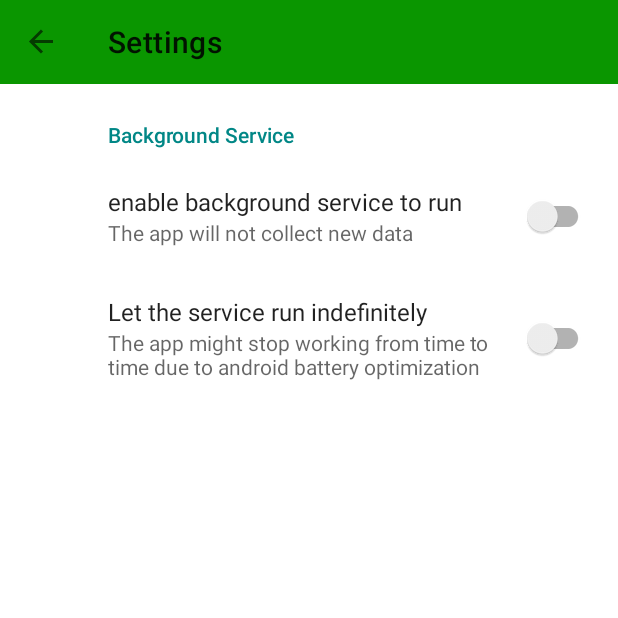
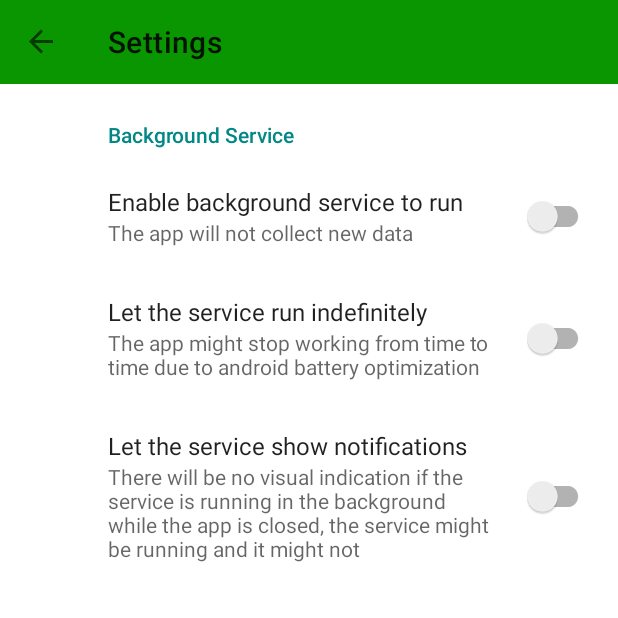
Before and after one commit to MichaelMilich/MyPhoneAndIApp, an Android app: the screen it shows after launch (MainActivity), in the side drawer, after a tap on "settings", on a phone screen of 412 x 824 dp, the top half of it. Run offline under Robolectric (Android 15) with nearby library versions, the phone set to English and light mode, and no system bars; our stand-ins replace Dagger/Hilt's generated code, Room's generated code, androidx.preference, data binding, navigation-ui.

Commit message:
Introduced Hilt into the project. Also implemented a Loging mechanism that logs my prints for later inspection.
Open topics:
1) Still didn't fix the SettingsFragment - need to adress it!
2) The app probably still will shutdown in random places, need to place Mlog.e() at crucial points to have better logs.

```diff
--- a/app/build.gradle
+++ b/app/build.gradle
@@ -11,7 +11,7 @@ android {
 
     defaultConfig {
         applicationId "millich.michael.myphoneandi"
-        minSdk 26
+        minSdk 29
         targetSdk 34
         versionCode 5
         versionName "1.0.5"
--- a/app/src/main/AndroidManifest.xml
+++ b/app/src/main/AndroidManifest.xml
@@ -25,8 +25,12 @@
         </activity>
 
         <service android:name=".background.MyService"
+            android:foregroundServiceType="specialUse"
             android:enabled="true"
-            android:exported="false" />
+            android:exported="false" >
+            <property android:name="android.app.PROPERTY_SPECIAL_USE_FGS_SUBTYPE"
+                android:value="enables_the_user_to_track_his_phone_usage_while_he_can_stop_it_at_any_time"/>
+        </service>
 
     </application>
 
--- a/app/src/main/java/millich/michael/myphoneandi/MainActivity.kt
+++ b/app/src/main/java/millich/michael/myphoneandi/MainActivity.kt
@@ -24,6 +24,7 @@ import millich.michael.myphoneandi.home.HomeViewModel
 import millich.michael.myphoneandi.utils.CHANNEL_DESCRIPTION_1
 import millich.michael.myphoneandi.utils.CHANNEL_ID_1
 import millich.michael.myphoneandi.utils.CHANNEL_NAME_1
+import millich.michael.myphoneandi.utils.MLog
 import millich.michael.myphoneandi.utils.START_MY_SERVICE
 
 /**
@@ -93,7 +94,7 @@ class MainActivity : AppCompatActivity() {
                 Snackbar.make(drawerLayout, "Clickity clack", Snackbar.LENGTH_SHORT).show()
                 val fragment= supportFragmentManager.findFragmentById(R.id.nav_host_fragment)
                 val msg = fragment.toString() ?: "null "
-                Log.i("Test","fragment is $msg")
+                MLog.i(TAG,"fragment is $msg")
                 fragment?.let {
                     val transaction = supportFragmentManager.beginTransaction()
                     transaction.detach(it)
@@ -112,7 +113,7 @@ class MainActivity : AppCompatActivity() {
     private fun startMyService() {
         val _intent = Intent(applicationContext, MyService::class.java)
         _intent.action = START_MY_SERVICE
-        Log.i(TAG, "calling to start MyService ")
+        MLog.i(TAG, "calling to start MyService ")
         applicationContext.startForegroundService(_intent)
     }
 
--- a/app/src/main/java/millich/michael/myphoneandi/MyApplication.kt
+++ b/app/src/main/java/millich/michael/myphoneandi/MyApplication.kt
@@ -2,7 +2,17 @@ package millich.michael.myphoneandi
 
 import android.app.Application
 import dagger.hilt.android.HiltAndroidApp
+import millich.michael.myphoneandi.utils.MLog
 
 @HiltAndroidApp
 class MyApplication : Application() {
+
+    companion object{
+        val TAG="MyApplication"
+    }
+    override fun onCreate() {
+        super.onCreate()
+        MLog.initialize(applicationContext)
+        MLog.i(TAG, "STARTING THE APPLICATION")
+    }
 }
--- a/app/src/main/java/millich/michael/myphoneandi/home/HomeFragment.kt
+++ b/app/src/main/java/millich/michael/myphoneandi/home/HomeFragment.kt
@@ -19,6 +19,7 @@ import millich.michael.myphoneandi.utils.afterMeasured
 import millich.michael.myphoneandi.database.UnlockDatabase
 import millich.michael.myphoneandi.database.UnlockEvent
 import millich.michael.myphoneandi.databinding.FragmentHomeBinding
+import millich.michael.myphoneandi.utils.MLog
 
 /**
  * Currently the main fragment in use in the application.
@@ -28,6 +29,10 @@ import millich.michael.myphoneandi.databinding.FragmentHomeBinding
 
 @AndroidEntryPoint
 class HomeFragment : Fragment() {
+    companion object {
+        val TAG = "HomeFragment"
+    }
+
     private val viewModel: HomeViewModel by viewModels()
     private lateinit var binder: FragmentHomeBinding
     private lateinit var clockView: ClockView
@@ -116,19 +121,19 @@ class HomeFragment : Fragment() {
         super.onViewCreated(view, savedInstanceState)
         val sharedPreferences = PreferenceManager.getDefaultSharedPreferences(requireContext().applicationContext)
         val DidFinnishOnBoarding = sharedPreferences.getBoolean("OnBoardingDone",false)
-        Log.i("OnBoarding","value = $DidFinnishOnBoarding")
+        MLog.i("OnBoarding","value = $DidFinnishOnBoarding")
         if (!DidFinnishOnBoarding)
             findNavController().navigate(R.id.action_homeFragment_to_viewPagerFragment)
     }
 
     override fun onStart() {
-        Log.i("Test","On Start")
+        MLog.i(TAG,"On Start")
         viewLifecycleOwner.lifecycleScope.launch {
             clockView.afterMeasured {
                 clockView.checkClock()
                 binder.viewModel?.let {
                     if(it.shouldRefresh()){
-                        Log.i("Test","Refresh")
+                        MLog.i(TAG,"Refresh")
                         it.refresh()
                     }
                 }
--- a/app/src/main/java/millich/michael/myphoneandi/home/HomeViewModel.kt
+++ b/app/src/main/java/millich/michael/myphoneandi/home/HomeViewModel.kt
@@ -6,6 +6,7 @@ import androidx.lifecycle.*
 import dagger.hilt.android.lifecycle.HiltViewModel
 import millich.michael.myphoneandi.database.UnlockDatabaseDAO
 import millich.michael.myphoneandi.database.UnlockEvent
+import millich.michael.myphoneandi.utils.MLog
 import millich.michael.myphoneandi.utils.formatDateFromMillisecondsLong
 import millich.michael.myphoneandi.utils.formatSimpleDate
 import millich.michael.myphoneandi.utils.formatTimeWords
@@ -89,7 +90,7 @@ class HomeViewModel @Inject constructor(val database: UnlockDatabaseDAO) : ViewM
         _unlockEvents12H.value?.let {
             for ( event in it)
             {
-                Log.i(TAG, "event in ${formatDateFromMillisecondsLong(event.eventTime)}")
+                MLog.i(TAG, "event in ${formatDateFromMillisecondsLong(event.eventTime)}")
             }
         }
     }
--- a/app/src/main/java/millich/michael/myphoneandi/onboarding/ViewPagerFragment.kt
+++ b/app/src/main/java/millich/michael/myphoneandi/onboarding/ViewPagerFragment.kt
@@ -14,6 +14,7 @@ import androidx.navigation.fragment.findNavController
 import com.google.android.material.tabs.TabLayoutMediator
 import millich.michael.myphoneandi.R
 import millich.michael.myphoneandi.databinding.FragmentViewPagerBinding
+import millich.michael.myphoneandi.utils.MLog
 
 /**
  * The main fragment for the onBoarding process.
@@ -55,13 +56,13 @@ class ViewPagerFragment : Fragment() {
         // When we click on Next ( in the 1st and 2nd screens) we change the viewModel's screen number Livedata
         //Causing the observer to change the screen on the viewPager
         viewModel.screenNumber.observe(viewLifecycleOwner) { screenNumber ->
-            Log.d(OnBoardingViewModel.TAG, "OnboardingFragment, screen number = $screenNumber")
+            MLog.d(OnBoardingViewModel.TAG, "OnboardingFragment, screen number = $screenNumber")
             binding.viewPager.setCurrentItem(screenNumber, true)
         }
 
         //Another navigation feature, if the viewModel's battery permission is true - go to the last screen number
         viewModel.isPermissionGiven.observe(viewLifecycleOwner) { bool ->
-            Log.d(OnBoardingViewModel.TAG, "OnboardingFragment, permission given? $bool")
+            MLog.d(OnBoardingViewModel.TAG, "OnboardingFragment, permission given? $bool")
             if (bool) binding.viewPager.setCurrentItem(2, true)
         }
 
--- a/app/src/main/java/millich/michael/myphoneandi/settings/SettingsFragment.kt
+++ b/app/src/main/java/millich/michael/myphoneandi/settings/SettingsFragment.kt
@@ -1,16 +1,24 @@
 package millich.michael.myphoneandi.settings
 
+import android.app.NotificationManager
 import android.content.*
+import android.content.pm.PackageManager
 import android.os.Bundle
 import android.provider.Settings
 import androidx.activity.result.contract.ActivityResultContracts
+import androidx.core.content.ContextCompat
+import androidx.fragment.app.viewModels
 import androidx.lifecycle.ViewModelProvider
 import androidx.preference.PreferenceFragmentCompat
 import androidx.preference.SwitchPreferenceCompat
+import dagger.hilt.android.AndroidEntryPoint
+import android.Manifest
+import android.util.Log
 import millich.michael.myphoneandi.R
 import millich.michael.myphoneandi.utils.START_MY_SERVICE
 import millich.michael.myphoneandi.utils.STOP_MY_SERVICE
 import millich.michael.myphoneandi.background.MyService
+import millich.michael.myphoneandi.utils.MLog
 
 /**
  * The settings fragment. currently has only 2 settings:
@@ -19,8 +27,14 @@ import millich.michael.myphoneandi.background.MyService
  * The code for the fragment uses a small viewModel for readability purposes, but in the future we can migrate all of its functions to the fragment itself.
  * The code further uses a listener to listen when a shared preference was changed - there the main function is placed and from it all listener functions are called
  */
+@AndroidEntryPoint
 class SettingsFragment : PreferenceFragmentCompat() {
-    private lateinit var viewModel: SettingsViewModel // small viewModel
+    companion object {
+        const val REQUEST_CODE_POST_NOTIFICATIONS = 101
+        const val TAG = "SettingsFragment"
+    }
+
+    private val viewModel: SettingsViewModel by viewModels()// small viewModel
     // The main listener
     val listener: SharedPreferences.OnSharedPreferenceChangeListener =
         SharedPreferences.OnSharedPreferenceChangeListener{
@@ -28,22 +42,20 @@ class SettingsFragment : PreferenceFragmentCompat() {
             when(key) {
                 resources.getString(R.string.background_service_run) -> onServicePreferenceClicked(sharedPreferences,key) // if we are talking about service setting deal with it in the function
                 resources.getString(R.string.background_service_run_battery_optimization) -> onBatteryOptimizationPreferenceClicked(sharedPreferences,key) // if we are talking about battery setting deal with it in the function
+                resources.getString(R.string.show_notification_key) -> onShowNotificationClicked(sharedPreferences,key)
             }
         } }
 
     /**
      * The main on create function.
      * a must have.
-     * also creates the viewmodel.
      */
     override fun onCreatePreferences(savedInstanceState: Bundle?, rootKey: String?) {
         setPreferencesFromResource(R.xml.root_preferences, rootKey)
-        val factory = SettingsViewModel.Factory(requireActivity().application)
-        viewModel = ViewModelProvider(this,factory).get(SettingsViewModel::class.java)
 
         // check if permission is given for the battery optimization and set it in the start of the fragment
         val batteryPref  = findPreference<SwitchPreferenceCompat>(resources.getString(R.string.background_service_run_battery_optimization))
-        val actualValue = viewModel.isPermissionGiven.value!!
+        val actualValue = viewModel.isIgnoringBatteryOptimizationsGiven.value!!
         batteryPref!!.isChecked =actualValue
     }
 
@@ -69,7 +81,7 @@ class SettingsFragment : PreferenceFragmentCompat() {
      */
     private val getResult = registerForActivityResult(ActivityResultContracts.StartActivityForResult()){
         val batteryPref  = findPreference<SwitchPreferenceCompat>(resources.getString(R.string.background_service_run_battery_optimization))
-        val actualValue = viewModel.isPermissionGiven.value!!
+        val actualValue = viewModel.isIgnoringBatteryOptimizationsGiven.value!!
         batteryPref!!.isChecked =actualValue
         viewModel.writeBatteryOptimizationPref(resources.getString(R.string.background_service_run_battery_optimization),actualValue)
     }
@@ -91,9 +103,9 @@ class SettingsFragment : PreferenceFragmentCompat() {
      * This function deals and changes the preference to match the actual value the system gives when there is a difference.
      * The change occurs not here but in the getResult that listens to the intent that is opened.
      */
-    fun onBatteryOptimizationPreferenceClicked(sharedPreferences : SharedPreferences, key: String){
+    private fun onBatteryOptimizationPreferenceClicked(sharedPreferences : SharedPreferences, key: String){
         val value = sharedPreferences.getBoolean(key, false)
-        val actualValue = viewModel.isPermissionGiven.value!!
+        val actualValue = viewModel.isIgnoringBatteryOptimizationsGiven.value!!
         if (value && !actualValue) {
             openPowerSettings()
         }
@@ -107,7 +119,7 @@ class SettingsFragment : PreferenceFragmentCompat() {
      * The function that deals with the shared pref of the service.
      * It starts and stops the service according to the value of the sharedPref.
      */
-    fun onServicePreferenceClicked(sharedPreferences : SharedPreferences, key: String){
+    private fun onServicePreferenceClicked(sharedPreferences : SharedPreferences, key: String){
         val value = sharedPreferences.getBoolean(key, false)
         if (value){
             val _intent = Intent(requireContext().applicationContext, MyService::class.java)
@@ -120,6 +132,42 @@ class SettingsFragment : PreferenceFragmentCompat() {
         }
     }
 
+    /**
+     * THIS is not done
+     * //TODO: make normal functionality, as stated below
+     * 1) check permission, set the value to be as the permission says
+     * 2) changing: if we allow - we only ask permission
+     * 2.1) if we disallow we will need to send the user to the settings via intent.
+     */
+    private fun onShowNotificationClicked(sharedPreferences : SharedPreferences, key: String) {
+        val value = sharedPreferences.getBoolean(key, false)
+        MLog.i(TAG,"asking notification")
+        activity?.let { activity ->
+            if (ContextCompat.checkSelfPermission(activity, Manifest.permission.POST_NOTIFICATIONS) != PackageManager.PERMISSION_GRANTED) {
+                // Request permission
+                requestPermissions(arrayOf(Manifest.permission.POST_NOTIFICATIONS), REQUEST_CODE_POST_NOTIFICATIONS)
+            } else {
+                // Permission already granted, show some message or take action
+                MLog.i(TAG,"CAN Show Notification")
+
+            }
+        }
+
+    }
+
+    override fun onRequestPermissionsResult(requestCode: Int, permissions: Array<out String>, grantResults: IntArray) {
+        if (requestCode == REQUEST_CODE_POST_NOTIFICATIONS) {
+            if ((grantResults.isNotEmpty() && grantResults[0] == PackageManager.PERMISSION_GRANTED)) {
+                // Permission was granted, show some message or take action
+
+                MLog.i(TAG,"CAN Show Notification")
+            } else {
+                // Permission denied, show some message to the user
+                MLog.i(TAG,"CAN NOT Show Notification")
+            }
+        }
+    }
+
 
 
 
--- a/app/src/main/java/millich/michael/myphoneandi/settings/SettingsViewModel.kt
+++ b/app/src/main/java/millich/michael/myphoneandi/settings/SettingsViewModel.kt
@@ -5,38 +5,30 @@ import android.content.Context
 import android.os.PowerManager
 import androidx.lifecycle.*
 import androidx.preference.PreferenceManager
+import dagger.hilt.android.lifecycle.HiltViewModel
 
 class SettingsViewModel(application: Application): AndroidViewModel(application) {
-    private val _isPermissionGiven : MutableLiveData<Boolean> = MutableLiveData(false)
-    val isPermissionGiven : LiveData<Boolean>
+    companion object{
+        val TAG = "SettingsViewModel"
+    }
+    private val appContext: Context  get() {return  getApplication<Application>().applicationContext}
+    private val _isIgnoringBatteryOptimizationsGiven : MutableLiveData<Boolean> = MutableLiveData(false)
+    val isIgnoringBatteryOptimizationsGiven : LiveData<Boolean>
         get() {
-            val powerManager = getApplication<Application>().applicationContext.getSystemService(
-                Context.POWER_SERVICE) as PowerManager
-            val packageName = getApplication<Application>().applicationContext.packageName
-            _isPermissionGiven.value = powerManager.isIgnoringBatteryOptimizations(packageName)
-            return  _isPermissionGiven
+            val powerManager = appContext.getSystemService(Context.POWER_SERVICE) as PowerManager
+            val packageName = appContext.packageName
+            _isIgnoringBatteryOptimizationsGiven.value = powerManager.isIgnoringBatteryOptimizations(packageName)
+            return  _isIgnoringBatteryOptimizationsGiven
         }
 
     /**
      * Write the battery optimization status to the shared preference of the application
      */
     fun writeBatteryOptimizationPref(key : String, value: Boolean){
-        val sharedPreferences = PreferenceManager.getDefaultSharedPreferences(getApplication<Application>().applicationContext)
+        val sharedPreferences = PreferenceManager.getDefaultSharedPreferences(appContext)
         val editor = sharedPreferences.edit()
         editor.putBoolean(key,value)
         editor.apply()
     }
 
-
-
-    class Factory (private val application: Application
-    ) : ViewModelProvider.Factory {
-        override fun <T : ViewModel> create(modelClass: Class<T>): T {
-            if (modelClass.isAssignableFrom(SettingsViewModel::class.java)) {
-                return SettingsViewModel(application) as T
-            }
-            throw IllegalArgumentException("Unknown OnBoardingViewModel class")
-        }
-    }
-
 }
--- /dev/null
+++ b/app/src/main/java/millich/michael/myphoneandi/utils/MLog.kt
@@ -0,0 +1,115 @@
+package millich.michael.myphoneandi.utils
+
+import android.content.ContentValues
+import android.content.Context
+import android.provider.MediaStore
+import android.util.Log
+import dagger.hilt.android.qualifiers.ApplicationContext
+import kotlinx.coroutines.CoroutineScope
+import kotlinx.coroutines.Dispatchers
+import kotlinx.coroutines.launch
+import java.io.File
+import java.io.IOException
+import java.io.OutputStream
+import kotlin.coroutines.CoroutineContext
+
+
+class MLog private constructor( private val appContext: Context) {
+
+    companion object {
+        private val TAG= "MLOG"
+        @Volatile private var instance: MLog? = null
+
+        fun initialize(appContext: Context) {
+            instance = MLog(appContext)
+        }
+
+        fun getInstance(): MLog {
+            if (instance == null)
+                throw IllegalStateException("MLog has not been initialized.")
+            return instance!!
+        }
+
+        fun i(tag: String, message: String) {
+            getInstance().logInfo(tag, message)
+        }
+
+        fun d(tag: String, message: String) {
+            getInstance().logDebug(tag, message)
+        }
+        fun w(tag: String, message: String) {
+            getInstance().logWarning(tag, message)
+        }
+        fun e(tag: String, message: String) {
+            getInstance().logError(tag, message)
+        }
+        fun v(tag: String, message: String) {
+            getInstance().logVerbose(tag, message)
+        }
+
+
+        // Other logging methods...
+    }
+
+
+    private var logFile : File? =null
+    private var count =0
+
+
+    private fun logInfo(tag: String, message: String) {
+        Log.i(tag, message)
+        writeToPrivateFile("[${getCurrentTimeInString()}][log $count]    I    [$tag]    $message",appContext)
+    }
+
+    private fun logDebug(tag: String, message: String ) {
+        Log.d(tag, message)
+        writeToPrivateFile("[${getCurrentTimeInString()}][log $count]    D    [$tag]    $message",appContext)
+    }
+
+    private fun logWarning(tag: String, message: String ) {
+        Log.w(tag, message)
+        writeToPrivateFile("[${getCurrentTimeInString()}][log $count]    W    [$tag]    $message",appContext)
+    }
+
+    private fun logError(tag: String, message: String ) {
+        Log.e(tag, message)
+        writeToPrivateFile("[${getCurrentTimeInString()}][log $count]    E    [$tag]    $message",appContext)
+    }
+
+    private fun logVerbose(tag: String, message: String ) {
+        Log.e(tag, message)
+        writeToPrivateFile("[${getCurrentTimeInString()}][log $count]    V    [$tag]    $message",appContext)
+    }
+
+    private fun writeToPrivateFile(logMessage: String ,context: Context) {
+        count++
+        CoroutineScope(Dispatchers.IO).launch {
+            val file = getLogFile(context)
+            file.appendText("$logMessage\n")
+        }
+    }
+
+    private fun getLogFile(context:Context) : File {
+        // if the file is already available, return it
+        if (logFile!= null) {
+            Log.d(TAG, "log file is not null, returning")
+            return logFile!!
+        }
+        // else, check if the directory Logcat is available in Android/My.package.folder/data and create it if required
+        val dir = File(context.getExternalFilesDir(null), "Logcat")
+        Log.d(TAG, "log file is null, starting to make sure we save some information")
+        Log.d(TAG, "location directory is ${dir.absolutePath}, does it exists? ${dir.exists()}")
+        if (!dir.exists())
+            dir.mkdirs()
+        Log.d(TAG, "now creating the file")
+        // create a new logging text file.
+        logFile = File(dir, "log_${getCurrentTimeInStringUnderScore()}.txt")
+        Log.d(TAG, "1) the file is ${logFile?.path}, does it exist? ${logFile?.exists()}")
+        if (logFile?.exists() == false)
+            logFile?.createNewFile()
+        Log.d(TAG, "2) the file is ${logFile?.path}, does it exist? ${logFile?.exists()}")
+        count =0
+        return logFile!!
+    }
+
+}
--- a/app/src/main/java/millich/michael/myphoneandi/utils/Utils.kt
+++ b/app/src/main/java/millich/michael/myphoneandi/utils/Utils.kt
@@ -54,6 +54,21 @@ fun formatTimeWords() :String {
         return "12 - 24 (PM)"
     else
         return " 0 - 12 (AM)"
+}
+
+fun getCurrentTimeInString(): String
+{
+    val calendar = Calendar.getInstance()
+    val simpleDateFormat = SimpleDateFormat("yyyy_MM_dd_hh:mm:ss")
+    simpleDateFormat.timeZone = TimeZone.getDefault()
+    return simpleDateFormat.format(calendar.time)
+}
+fun getCurrentTimeInStringUnderScore(): String
+{
+    val calendar = Calendar.getInstance()
+    val simpleDateFormat = SimpleDateFormat("yyyy_MM_dd_hh_mm_ss")
+    simpleDateFormat.timeZone = TimeZone.getDefault()
+    return simpleDateFormat.format(calendar.time)
 }
 fun getCurrentDateInMilli() : Long{
     val today = Calendar.getInstance()
--- a/app/src/main/res/values/strings.xml
+++ b/app/src/main/res/values/strings.xml
@@ -48,10 +48,15 @@
     <string name="background_service_run">background_service_run</string>
     <string name="background_service_off_summary">The app will not collect new data</string>
     <string name="background_service_on_summary">The service is running</string>
-    <string name="background_service_run_title">enable background service to run</string>
+    <string name="background_service_run_title">Enable background service to run</string>
     <string name="background_service_run_battery_optimization">background_service_run_battery_optimization</string>
     <string name="background_service_run_battery_optimization_off_summary">The app might stop working from time to time due to android battery optimization</string>
     <string name="background_service_run_battery_optimization_on_summary">The service is running and is excluded from battery optimization</string>
     <string name="background_service_run_battery_optimization_title">Let the service run indefinitely</string>
     <string name="refresh">refresh</string>
+    <string name="show_notification_key">show_notification_key</string>
+    <string name="background_service_notification_summaryOn">The service is able to send notification, you will be able to see each notification even while the app is close and the service is running</string>
+    <string name="background_service_notification_summaryOff">There will be no visual indication if the service is running in the background while the app is closed, the service might be running and it might not</string>
+    <string name="background_service_notification_title">Let the service show notifications</string>
+
 </resources>
--- a/app/src/main/res/xml/root_preferences.xml
+++ b/app/src/main/res/xml/root_preferences.xml
@@ -15,6 +15,12 @@
             app:summaryOn="@string/background_service_run_battery_optimization_on_summary"
             app:title="@string/background_service_run_battery_optimization_title" />
 
+        <SwitchPreferenceCompat
+            app:key="@string/show_notification_key"
+            app:summaryOff="@string/background_service_notification_summaryOff"
+            app:summaryOn="@string/background_service_notification_summaryOn"
+            app:title="@string/background_service_notification_title" />
+
     </PreferenceCategory>
 
 </PreferenceScreen>
```
Also changed, not shown: app/src/main/java/millich/michael/myphoneandi/background/MyService.kt (+19 -5 lines), app/src/main/java/millich/michael/myphoneandi/background/UnlockBroadcastReciver.kt (+3 -11 lines).
